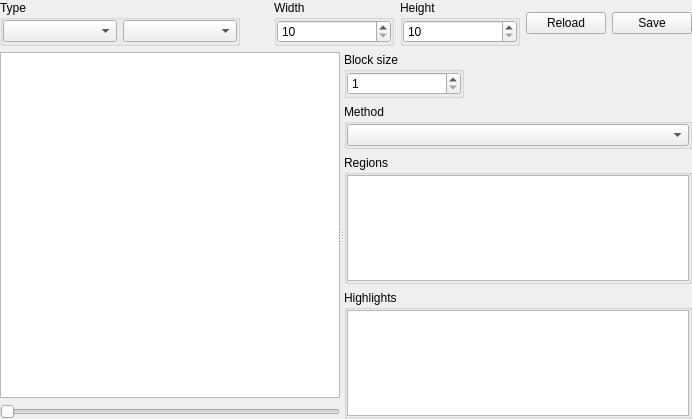
Old version of the form xvisualizationwidget.ui in the repository horsicq/XVisualizationWidget.
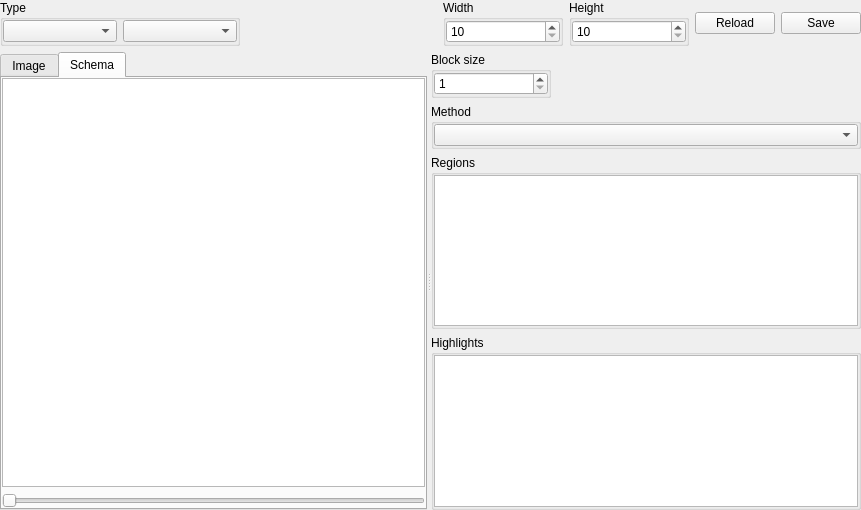
New version of the form. The open tabs and pages were chosen to show the change.

Patch:
```diff
--- a/xvisualizationwidget.ui
+++ b/xvisualizationwidget.ui
@@ -6,14 +6,14 @@
    <rect>
     <x>0</x>
     <y>0</y>
-    <width>692</width>
-    <height>419</height>
+    <width>861</width>
+    <height>510</height>
    </rect>
   </property>
   <property name="windowTitle">
    <string>Form</string>
   </property>
-  <layout class="QVBoxLayout" name="verticalLayout_4">
+  <layout class="QVBoxLayout" name="verticalLayout_3">
    <property name="leftMargin">
     <number>0</number>
    </property>
@@ -169,8 +169,59 @@
      <property name="orientation">
       <enum>Qt::Horizontal</enum>
      </property>
-     <widget class="QWidget" name="layoutWidget_1">
-      <layout class="QVBoxLayout" name="verticalLayout_3">
+     <widget class="QTabWidget" name="tabWidgetVisualization">
+      <property name="sizePolicy">
+       <sizepolicy hsizetype="Expanding" vsizetype="Expanding">
+        <horstretch>0</horstretch>
+        <verstretch>0</verstretch>
+       </sizepolicy>
+      </property>
+      <property name="currentIndex">
+       <number>0</number>
+      </property>
+      <widget class="QWidget" name="tabImage">
+       <attribute name="title">
+        <string>Image</string>
+       </attribute>
+       <layout class="QVBoxLayout" name="verticalLayout_4">
+        <property name="leftMargin">
+         <number>0</number>
+        </property>
+        <property name="topMargin">
+         <number>0</number>
+        </property>
+        <property name="rightMargin">
+         <number>0</number>
+        </property>
+        <property name="bottomMargin">
+         <number>0</number>
+        </property>
+        <item>
+         <widget class="QLabel" name="labelImage">
+          <property name="text">
+           <string/>
+          </property>
+         </widget>
+        </item>
+       </layout>
+      </widget>
+      <widget class="QWidget" name="tabSchema">
+       <attribute name="title">
+        <string>Schema</string>
+       </attribute>
+       <layout class="QVBoxLayout" name="verticalLayout">
+        <property name="leftMargin">
+         <number>0</number>
+        </property>
+        <property name="topMargin">
+         <number>0</number>
+        </property>
+        <property name="rightMargin">
+         <number>0</number>
+        </property>
+        <property name="bottomMargin">
+         <number>0</number>
+        </property>
        <item>
         <widget class="QGraphicsView" name="graphicsViewResult">
          <property name="sizePolicy">
@@ -189,6 +240,7 @@
         </widget>
        </item>
       </layout>
+      </widget>
      </widget>
      <widget class="QWidget" name="layoutWidget_2">
       <layout class="QVBoxLayout" name="verticalLayout_2">
```
Lines whose indentation alone changed are shown as unchanged.
